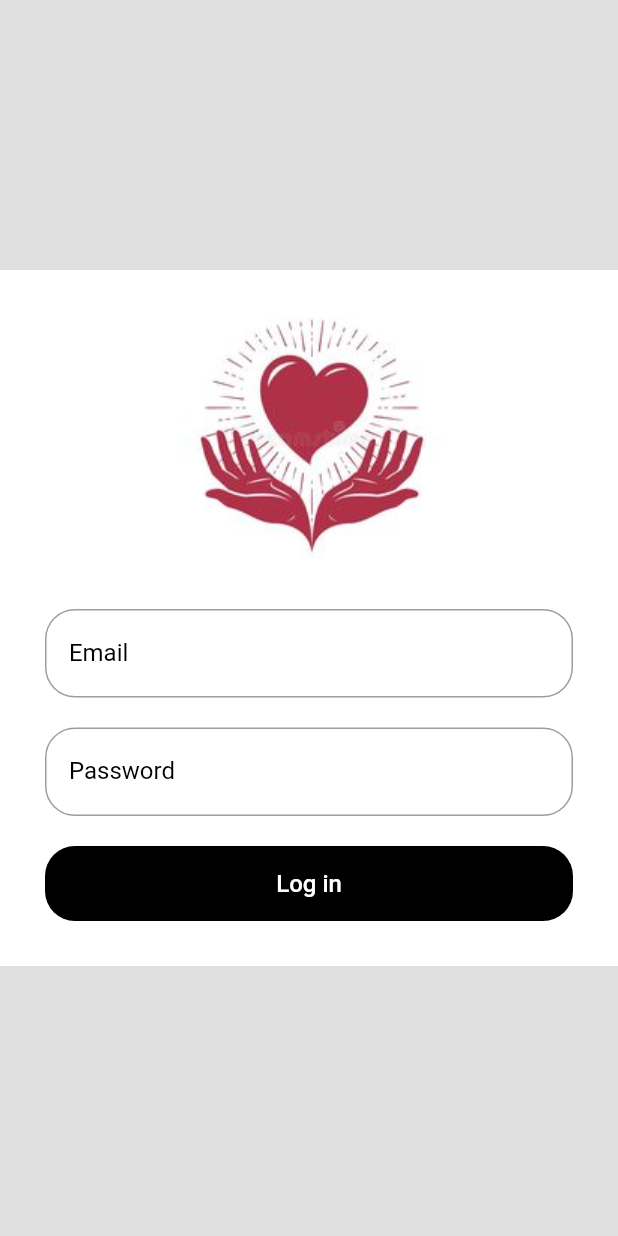
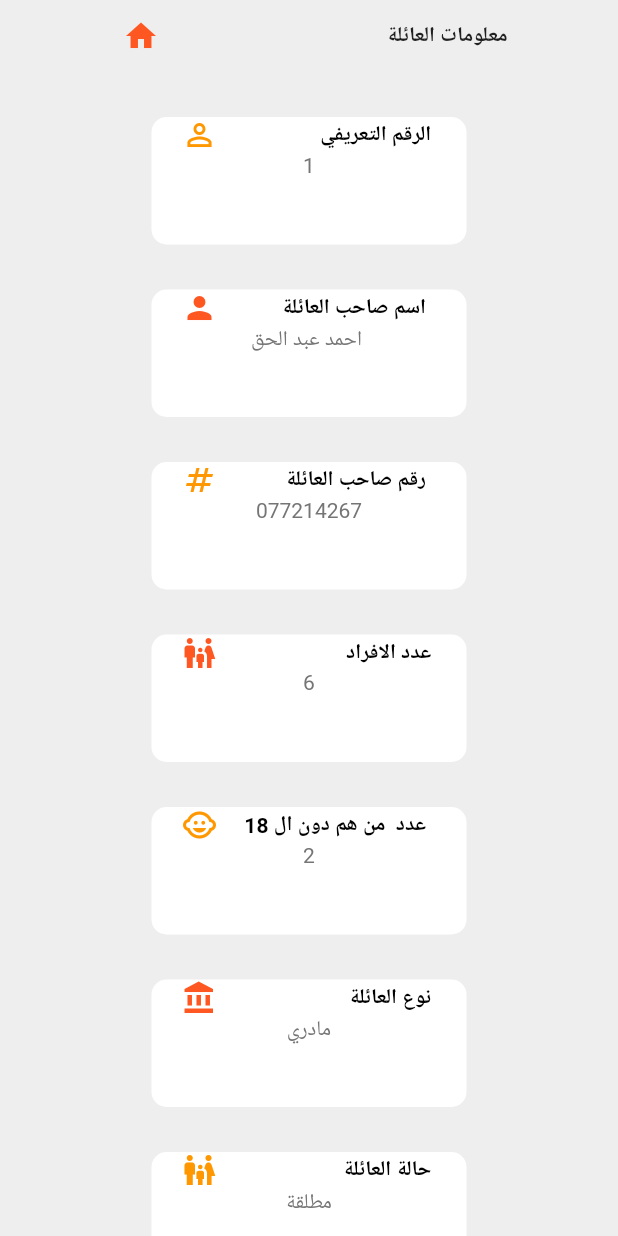
Before and after one commit to TheFancyPotato/charity-org-flutter, a Flutter app: the screen it shows after launch, on a phone screen of 412 x 824 dp. Run offline on Flutter 3.47's test engine with Material 2 defaults, Android fonts, the phone set to English and light mode, and no system bars; our stand-ins replace animated_splash_screen.

Commit message:
family details page

```diff
--- a/lib/main.dart
+++ b/lib/main.dart
@@ -1,3 +1,5 @@
+import 'package:charity_org/views/BottomNavigationBarScreen/BottomNavigationBarView.dart';
+import 'package:charity_org/views/Family_details/Family_details_view.dart';
 import 'package:charity_org/views/log_in_screen/login_screen.dart';
 import 'package:flutter/material.dart';
 
@@ -11,7 +13,8 @@ class MyApp extends StatelessWidget {
   @override
   Widget build(BuildContext context) {
     return  MaterialApp(
-      home: LogInScreen(),
+      home: Family_details(),
+
     );
   }
 }
--- /dev/null
+++ b/lib/views/Family_details/Family_details_view.dart
@@ -0,0 +1,84 @@
+import 'package:charity_org/views/Family_details/components/Coustom_Container.dart';
+import 'package:charity_org/views/Family_details/family_details_view_model.dart';
+import 'package:flutter/material.dart';
+import 'package:charity_org/util/responsive.dart';
+
+import '../homeScreen/home_screen.dart';
+import 'components/Coustom_button.dart';
+
+class Family_details extends StatefulWidget {
+  const Family_details({Key? key}) : super(key: key);
+
+  @override
+  State<Family_details> createState() => _Family_detailsState();
+}
+
+class _Family_detailsState extends State<Family_details> {
+  FamilyDetailsViewModel data = FamilyDetailsViewModel();
+  @override
+  Widget build(BuildContext context) {
+    return Scaffold(
+      backgroundColor: Colors.grey[200],
+      body: Container(
+        margin: EdgeInsets.only(left: 30, right: 30),
+        child: SingleChildScrollView(
+          physics: ScrollPhysics(),
+          child: Column(
+            children: [
+              Container(
+                margin: EdgeInsets.only(left: 40, right: 40, bottom: 20),
+                child: Row(
+                    mainAxisAlignment: MainAxisAlignment.spaceBetween,
+                    children: [
+                      CoustomButton(icon: Icons.home, color: Colors.deepOrange),
+                      Text("معلومات العائلة ",
+                          style: TextStyle(fontWeight: FontWeight.bold)),
+                    ]),
+              ),
+              Row(
+                mainAxisAlignment: MainAxisAlignment.spaceEvenly,
+                crossAxisAlignment: CrossAxisAlignment.start,
+                children: [
+                  Container(
+                    width: 250,
+                    child: ListView.builder(
+                      physics: NeverScrollableScrollPhysics(),
+                      shrinkWrap: true,
+                      itemCount: Responsive.isTablet(context) ||
+                              Responsive.isMobile(context)
+                          ? data.infofamily.length
+                          : data.infofamily.length - 5,
+                      itemBuilder: (context, index) {
+                        return CoustomContainer(
+                            familydetail: data.familydetail[index],
+                            infoicon: data.icons[index],
+                            valueOfDetail: data.infofamily[index]);
+                      },
+                    ),
+                  ),
+                  if (Responsive.isDesktop(context))
+                    Container(
+                      width: 250,
+                      child: ListView.builder(
+                        physics: NeverScrollableScrollPhysics(),
+                        shrinkWrap: true,
+                        itemCount: Responsive.isDesktop(context)
+                            ? data.infofamily.length - 6
+                            : 0,
+                        itemBuilder: (context, index) {
+                          return CoustomContainer(
+                              familydetail: data.familydetail[index + 6],
+                              infoicon: data.icons[index + 6],
+                              valueOfDetail: data.infofamily[index + 6]);
+                        },
+                      ),
+                    ),
+                ],
+              ),
+            ],
+          ),
+        ),
+      ),
+    );
+  }
+}
--- /dev/null
+++ b/lib/views/Family_details/components/Coustom_Container.dart
@@ -0,0 +1,39 @@
+import 'package:flutter/material.dart';
+
+class CoustomContainer extends StatelessWidget {
+  CoustomContainer(
+      {super.key,
+      required this.familydetail,
+      required this.infoicon,
+      required this.valueOfDetail});
+  String familydetail;
+  String valueOfDetail;
+  Widget infoicon;
+  @override
+  Widget build(BuildContext context) {
+    return Container(
+        width: 65,
+        height: 85,
+        margin: const EdgeInsets.only(bottom: 20, right: 20, left: 20, top: 10),
+        padding: const EdgeInsets.only(left: 20, right: 20, bottom: 10),
+        decoration: BoxDecoration(
+            borderRadius: BorderRadius.circular(10), color: Colors.white),
+        child: Column(
+          children: [
+            Row(
+              mainAxisAlignment: MainAxisAlignment.spaceBetween,
+              children: [
+                infoicon,
+                Text(familydetail,
+                    style: const TextStyle(
+                        color: Colors.black, fontWeight: FontWeight.bold)),
+              ],
+            ),
+            Text(
+              valueOfDetail,
+              style: TextStyle(color: Colors.grey[600]),
+            )
+          ],
+        ));
+  }
+}
--- /dev/null
+++ b/lib/views/Family_details/components/Coustom_button.dart
@@ -0,0 +1,20 @@
+import 'package:flutter/material.dart';
+
+import '../../homeScreen/home_screen.dart';
+
+class CoustomButton extends StatelessWidget {
+  CoustomButton({super.key, required this.icon, required this.color});
+  IconData icon;
+  Color color;
+  @override
+  Widget build(BuildContext context) {
+    return IconButton(
+      onPressed: () {
+        Navigator.push(context,
+            MaterialPageRoute(builder: (context) => const HomeScreen()));
+      },
+      icon: Icon(icon),
+      color: color,
+    );
+  }
+}
--- /dev/null
+++ b/lib/views/Family_details/family_details_view_model.dart
@@ -0,0 +1,56 @@
+import 'package:flutter/material.dart';
+
+import '../homeScreen/home_screen.dart';
+
+class FamilyDetailsViewModel {
+  Image logo = Image.asset(
+    "assets/images/logo.jpg",
+    width: 200,
+    height: 50,
+  );
+  List familydetail = [
+    "الرقم التعريفي ",
+    " اسم صاحب العائلة  ",
+    " رقم صاحب العائلة  ",
+    " عدد الافراد ",
+    "عدد  من هم دون ال 18  ",
+    "نوع العائلة ",
+    " حالة العائلة ",
+    "العنوان ",
+    "المنظمات الاخرى ",
+    "نوع الراتب ",
+    "ملاحظات اخرى "
+  ];
+  List infofamily = [
+    "1",
+    "احمد عبد الحق ",
+    "077214267",
+    "6",
+    "2",
+    "مادري",
+    "مطلقة",
+    "بغداد  البتاويين",
+    "منظمة السيد ",
+    "رعاية اجتماعية ",
+    "عدهم مفقود بحرب داعش"
+  ];
+  List<Widget> icons = [
+    const Icon(Icons.perm_identity, color: Colors.orange),
+    const Icon(Icons.person, color: Colors.deepOrange),
+    const Icon(Icons.numbers, color: Colors.orange),
+    const Icon(Icons.family_restroom, color: Colors.deepOrange),
+    const Icon(
+      Icons.child_care,
+      color: Colors.orange,
+    ),
+    const Icon(Icons.account_balance_sharp, color: Colors.deepOrange),
+    const Icon(Icons.family_restroom, color: Colors.orange),
+    const Icon(Icons.location_city, color: Colors.deepOrange),
+    const Icon(Icons.foundation, color: Colors.orange),
+    const Icon(Icons.monetization_on_sharp, color: Colors.deepOrange),
+    const Icon(
+      Icons.notes,
+      color: Colors.orange,
+    )
+  ];
+}
--- a/lib/views/homeScreen/components/CustomListTile.dart
+++ b/lib/views/homeScreen/components/CustomListTile.dart
@@ -1,4 +1,5 @@
-import 'package:charity_org/views/Family%20information%20screen/FamilyInformatiomView.dart';
+//import 'package:charity_org/views/Family%20information%20screen/FamilyInformatiomView.dart';
+import 'package:charity_org/views/Family_details/Family_details_view.dart';
 import 'package:flutter/material.dart';
 
 class CustomListTile extends StatelessWidget {
@@ -16,7 +17,7 @@ class CustomListTile extends StatelessWidget {
         Navigator.push(
             context,
             MaterialPageRoute(
-                builder: (context) => const FamilyInformationView()));
+                builder: (context) => const Family_details()));
       },
       leading: Text("${this.leading}",
           style: TextStyle(fontWeight: FontWeight.bold, fontSize: 20)),
```
